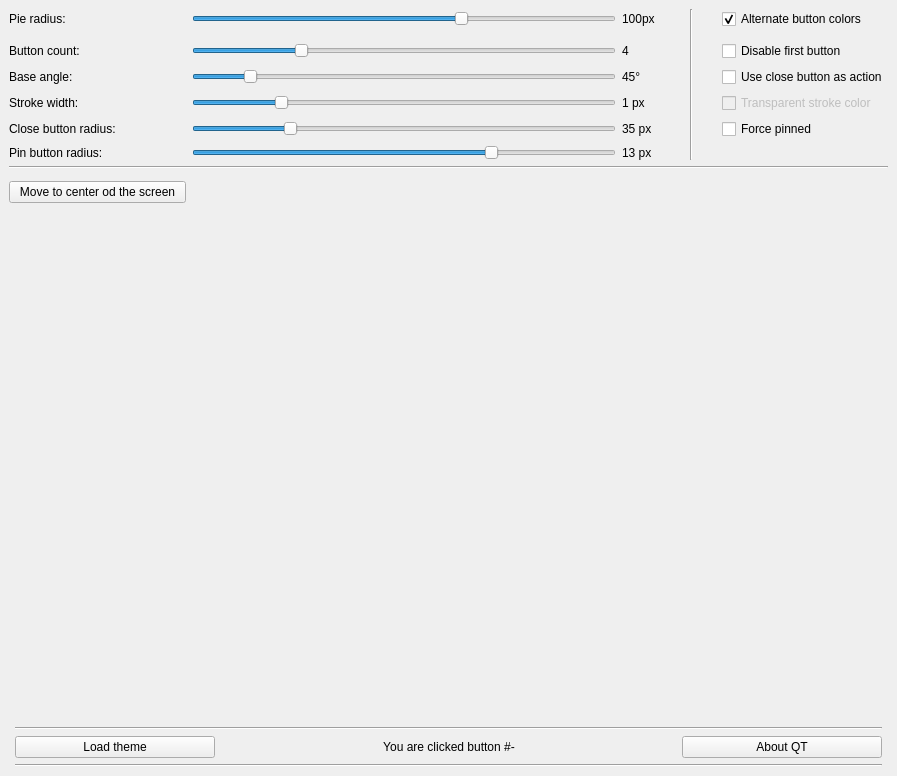
Qt form MainWindow.ui (AceOfSnakes/piemenu-qt) before a commit.
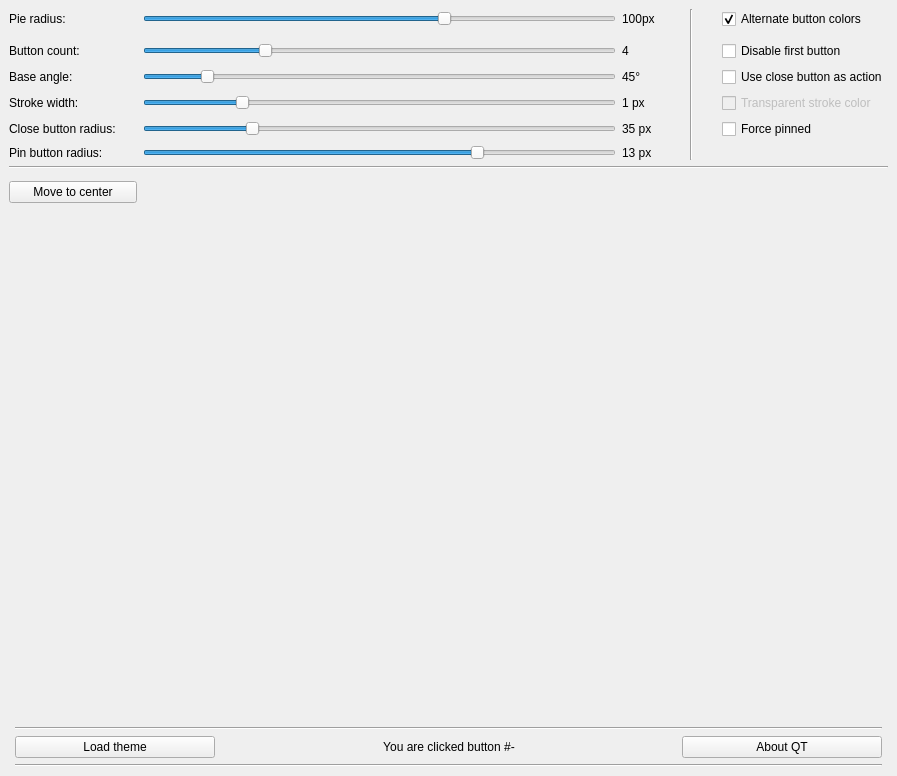
The same form after that commit. Icons and pictures are not drawn.

```diff
--- a/MainWindow.ui
+++ b/MainWindow.ui
@@ -476,13 +476,25 @@
     <item row="16" column="0">
      <widget class="QPushButton" name="centerButton">
       <property name="sizePolicy">
-       <sizepolicy hsizetype="Preferred" vsizetype="Fixed">
+       <sizepolicy hsizetype="Fixed" vsizetype="Fixed">
         <horstretch>0</horstretch>
         <verstretch>0</verstretch>
        </sizepolicy>
       </property>
+      <property name="minimumSize">
+       <size>
+        <width>128</width>
+        <height>0</height>
+       </size>
+      </property>
+      <property name="maximumSize">
+       <size>
+        <width>128</width>
+        <height>16777215</height>
+       </size>
+      </property>
       <property name="text">
-       <string>  Move to center od the screen  </string>
+       <string>Move to center</string>
       </property>
      </widget>
     </item>
```
